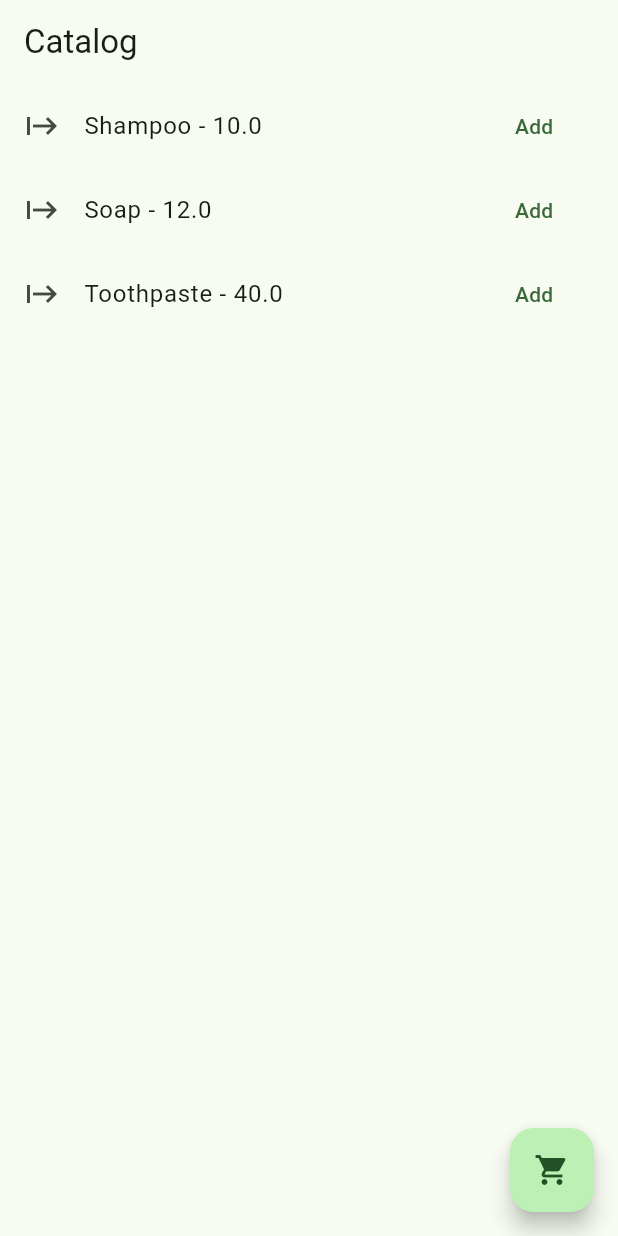
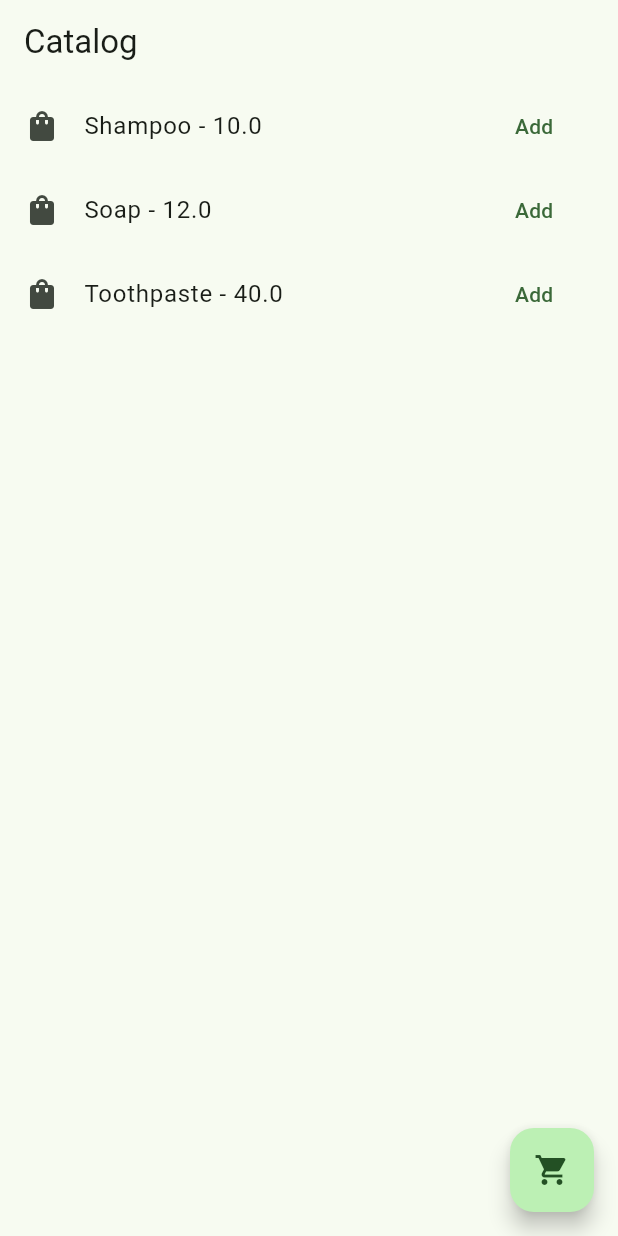
Before and after one commit to jedalain/CMSC-23_Exer6, a Flutter app: the screen it shows after launch, on a phone screen of 412 x 824 dp. Run offline on Flutter 3.47's test engine with Material 3 defaults, Android fonts, the phone set to English and light mode, and no system bars.

Commit message:
changed icon

```diff
--- a/lib/screen/MyCatalog.dart
+++ b/lib/screen/MyCatalog.dart
@@ -25,7 +25,7 @@ class _MyCatalogState extends State<MyCatalog> {
       body: ListView.builder(
         itemBuilder: (BuildContext context, int index) {
           return ListTile(
-            leading: const Icon(Icons.start),
+            leading: const Icon(Icons.shopping_bag),
             title: Text(
               "${productsCatalog[index].name} - ${productsCatalog[index].price}"
             ),
```
